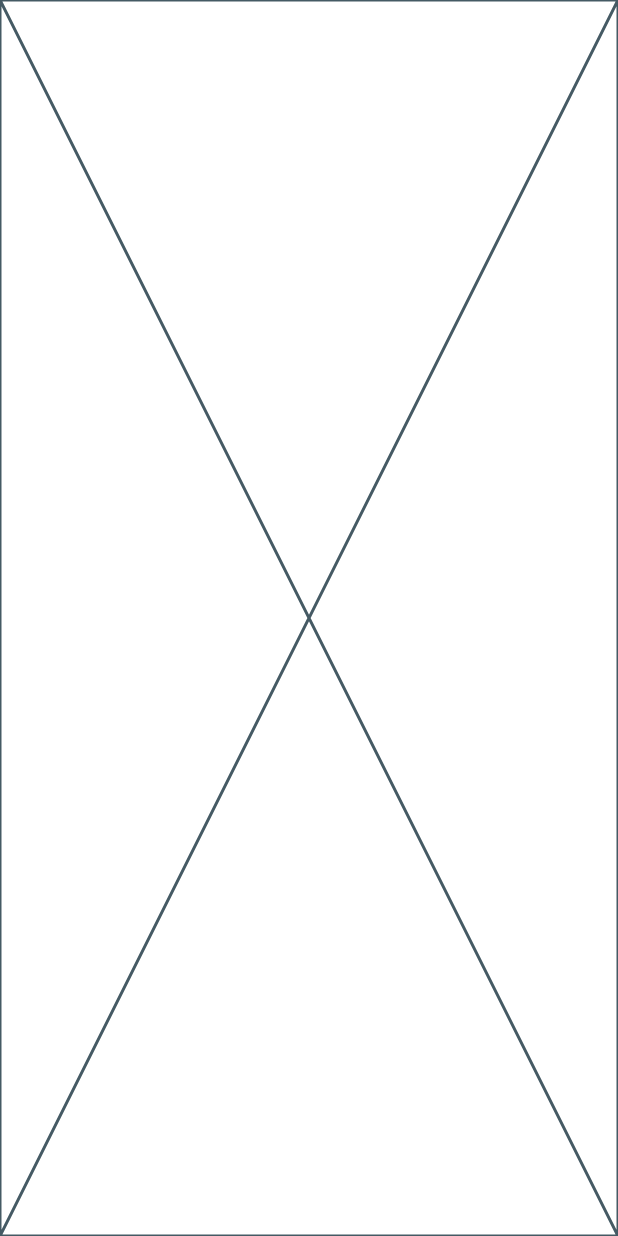
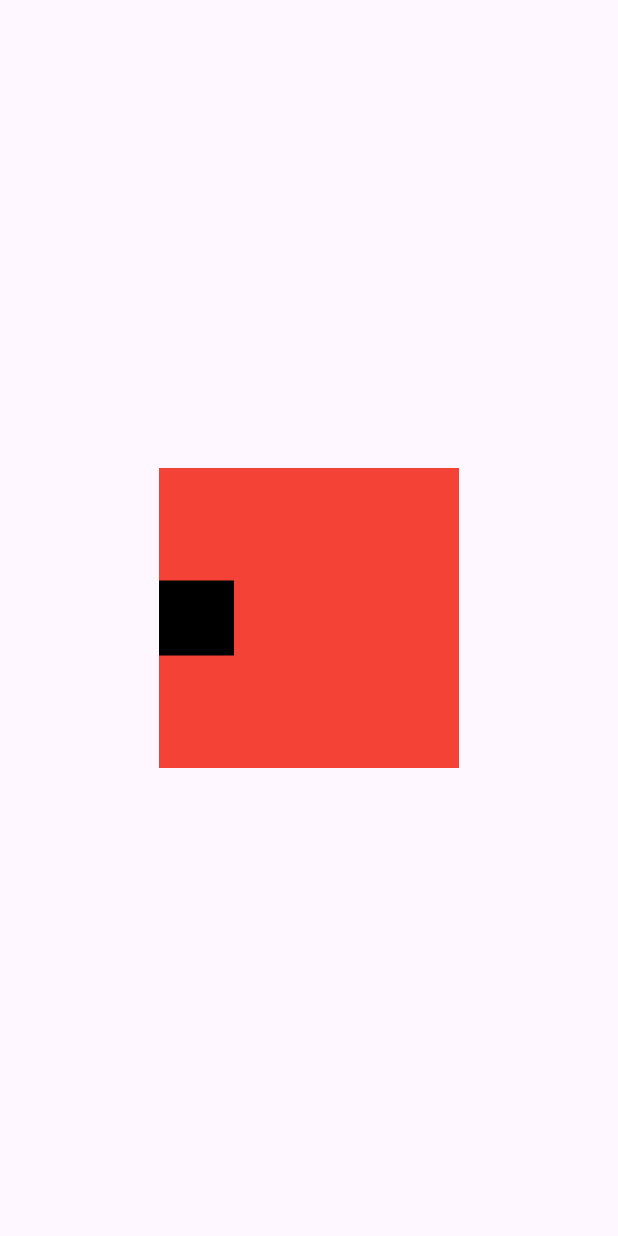
Before and after one commit to pleasemrlostman/flutter_study, a Flutter app: the screen it shows after launch, on a phone screen of 412 x 824 dp. Run offline on Flutter 3.47's test engine with Material 3 defaults, Android fonts, the phone set to English and light mode, and no system bars; our stand-ins replace webview_flutter.

Commit message:
s16 constraint 실습

```diff
--- a/lib/screen/constraint/home_screen.dart
+++ b/lib/screen/constraint/home_screen.dart
@@ -5,6 +5,23 @@ class HomeScreen extends StatelessWidget {
 
   @override
   Widget build(BuildContext context) {
-    return const Placeholder();
+    return Scaffold(
+      body: Center(
+        child: Container(
+          height: 200,
+          width: 200,
+          color: Colors.red,
+          child: Row(
+            children: [
+              Container(
+                height: 50,
+                width: 50,
+                color: Colors.black,
+              ),
+            ],
+          ),
+        ),
+      ),
+    );
   }
 }
```
